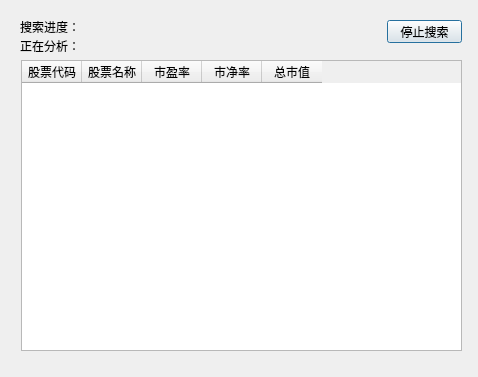
victor647/QuantumStockTrade, file QtDesign/SearchResult.ui: the form before one commit.
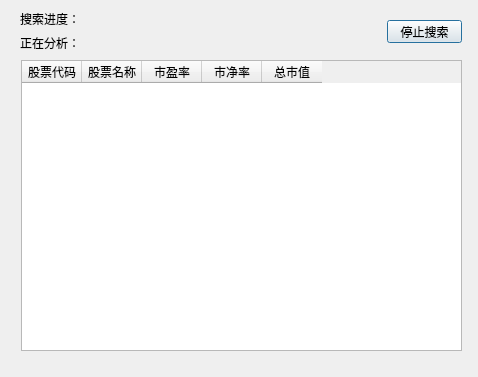
The form after the commit.

```diff
--- a/QtDesign/SearchResult.ui
+++ b/QtDesign/SearchResult.ui
@@ -67,18 +67,30 @@
     <string>停止搜索</string>
    </property>
   </widget>
-  <widget class="QWidget" name="">
+  <widget class="QWidget" name="layoutWidget">
    <property name="geometry">
     <rect>
      <x>20</x>
-     <y>20</y>
+     <y>10</y>
      <width>301</width>
-     <height>32</height>
+     <height>41</height>
     </rect>
    </property>
+   <property name="font">
+    <font>
+     <family>Microsoft YaHei UI</family>
+     <pointsize>9</pointsize>
+    </font>
+   </property>
    <layout class="QVBoxLayout" name="verticalLayout">
     <item>
      <widget class="QLabel" name="lblSearchProgress">
+      <property name="font">
+       <font>
+        <family>Microsoft YaHei UI</family>
+        <pointsize>9</pointsize>
+       </font>
+      </property>
       <property name="text">
        <string>搜索进度：</string>
       </property>
@@ -86,6 +98,12 @@
     </item>
     <item>
      <widget class="QLabel" name="lblCurrentAnalyzing">
+      <property name="font">
+       <font>
+        <family>Microsoft YaHei UI</family>
+        <pointsize>9</pointsize>
+       </font>
+      </property>
       <property name="text">
        <string>正在分析：</string>
       </property>
```
Left out of the diff: 12 changed lines with no effect on the pictures.
